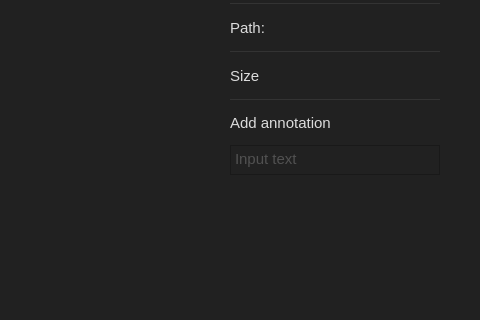
This is Nizer/NizerSrc/View/ImageView.ui in Glitched-Bacons/Nizer as Qt 5 draws it before an edit; both pictures show x 360 to 840 and y 131 to 451 of the 840 by 600 pixel window. The edited form follows.
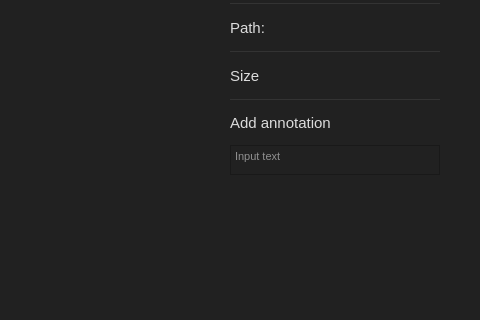
This is the edited form. Icons and pictures are not drawn.

Commit message:
Add a placeholder for the annotation button
More of a change needed for illustrative purposes to show the application for
the final project outcome.

```diff
--- a/Nizer/NizerSrc/View/ImageView.ui
+++ b/Nizer/NizerSrc/View/ImageView.ui
@@ -546,22 +546,40 @@
              <pointsize>8</pointsize>
             </font>
            </property>
+           <property name="styleSheet">
+            <string notr="true">color: white;</string>
+           </property>
+           <property name="inputMethodHints">
+            <set>Qt::ImhNone</set>
+           </property>
            <property name="frameShape">
             <enum>QFrame::StyledPanel</enum>
            </property>
            <property name="frameShadow">
             <enum>QFrame::Plain</enum>
            </property>
+           <property name="lineWrapMode">
+            <enum>QTextEdit::NoWrap</enum>
+           </property>
+           <property name="markdown">
+            <string notr="true"/>
+           </property>
            <property name="html">
             <string>&lt;!DOCTYPE HTML PUBLIC &quot;-//W3C//DTD HTML 4.0//EN&quot; &quot;http://www.w3.org/TR/REC-html40/strict.dtd&quot;&gt;
 &lt;html&gt;&lt;head&gt;&lt;meta name=&quot;qrichtext&quot; content=&quot;1&quot; /&gt;&lt;meta charset=&quot;utf-8&quot; /&gt;&lt;style type=&quot;text/css&quot;&gt;
 p, li { white-space: pre-wrap; }
 &lt;/style&gt;&lt;/head&gt;&lt;body style=&quot; font-family:'Segoe UI'; font-size:8pt; font-weight:400; font-style:normal;&quot;&gt;
-&lt;p style=&quot; margin-top:0px; margin-bottom:0px; margin-left:0px; margin-right:0px; -qt-block-indent:0; text-indent:0px;&quot;&gt;&lt;span style=&quot; font-family:'MS Shell Dlg 2'; font-size:11pt; color:#515151;&quot;&gt;Input text &lt;/span&gt;&lt;/p&gt;&lt;/body&gt;&lt;/html&gt;</string>
+&lt;p style=&quot;-qt-paragraph-type:empty; margin-top:0px; margin-bottom:0px; margin-left:0px; margin-right:0px; -qt-block-indent:0; text-indent:0px;&quot;&gt;&lt;br /&gt;&lt;/p&gt;&lt;/body&gt;&lt;/html&gt;</string>
+           </property>
+           <property name="acceptRichText">
+            <bool>false</bool>
            </property>
            <property name="cursorWidth">
             <number>1</number>
            </property>
+           <property name="placeholderText">
+            <string>Input text</string>
+           </property>
           </widget>
          </item>
         </layout>
```
Left out of the diff: 8 changed lines with no effect on the pictures. The commit also changes 3 other files.
